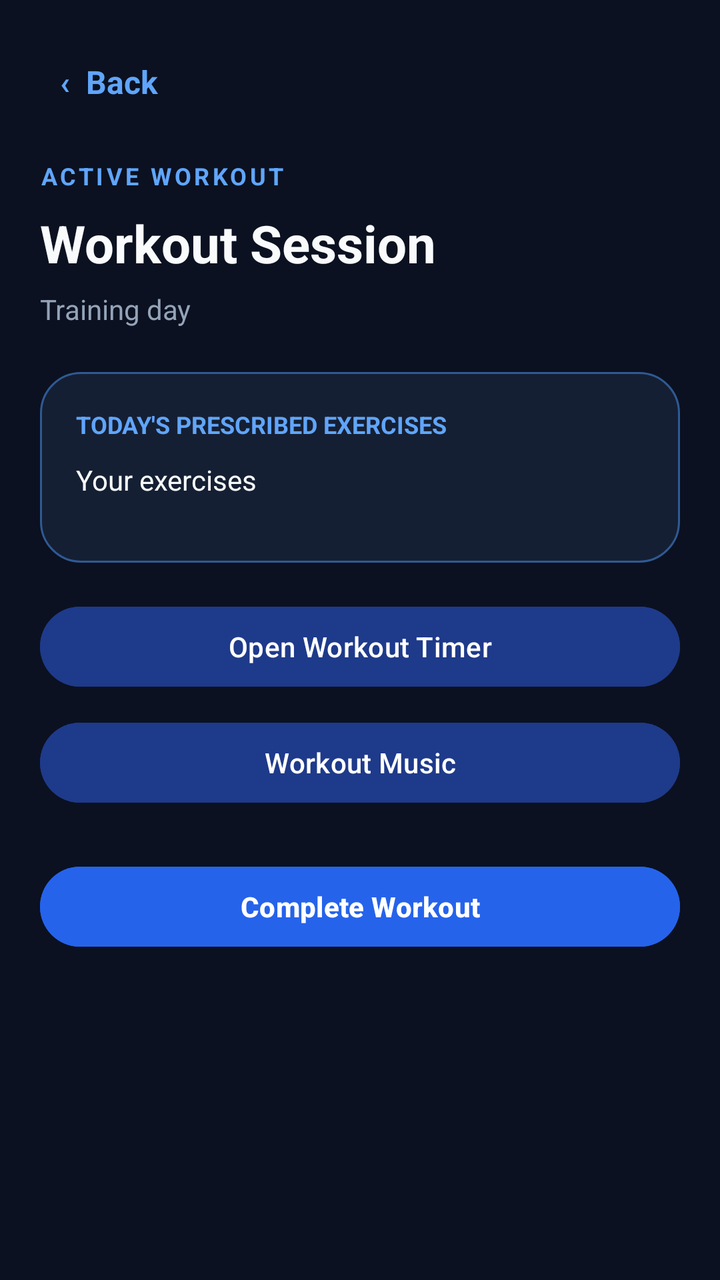
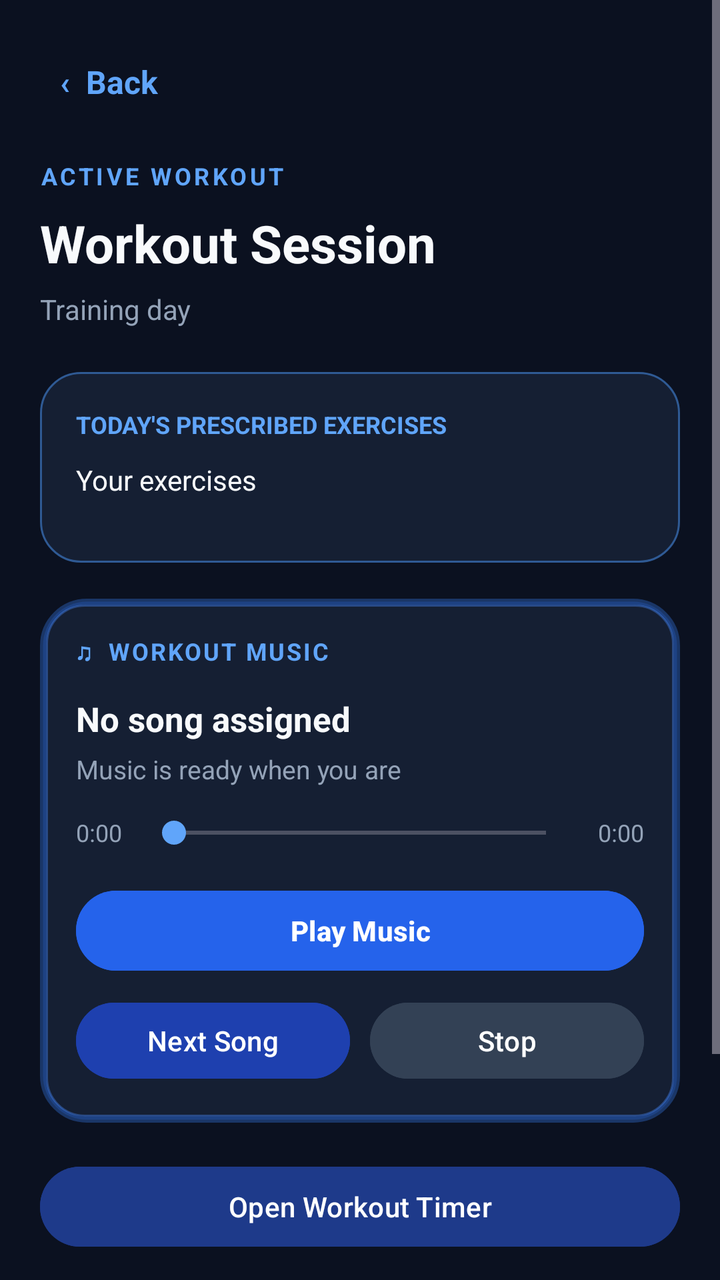

An Android layout rendered at two revisions. The XML below is the earlier revision; the diff shows what the commit changed to produce the second picture.
<!-- AndroidManifest.xml: application theme Theme.GymTrackerPro -->
<!-- res/layout/activity_active_workout.xml -->
<?xml version="1.0" encoding="utf-8"?>
<ScrollView xmlns:android="http://schemas.android.com/apk/res/android"
    android:layout_width="match_parent"
    android:layout_height="match_parent"
    android:background="#0B1120"
    android:fillViewport="true">

    <LinearLayout
        android:layout_width="match_parent"
        android:layout_height="wrap_content"
        android:orientation="vertical"
        android:padding="20dp">

        <TextView
            android:id="@+id/buttonBackActiveWorkout"
            android:layout_width="wrap_content"
            android:layout_height="wrap_content"
            android:padding="10dp"
            android:text="‹  Back"
            android:textColor="#60A5FA"
            android:textSize="16sp"
            android:textStyle="bold" />

        <TextView
            android:layout_width="match_parent"
            android:layout_height="wrap_content"
            android:layout_marginTop="18dp"
            android:text="ACTIVE WORKOUT"
            android:textColor="#60A5FA"
            android:textSize="12sp"
            android:textStyle="bold"
            android:letterSpacing="0.12" />

        <TextView
            android:id="@+id/textActiveWorkoutTitle"
            android:layout_width="match_parent"
            android:layout_height="wrap_content"
            android:layout_marginTop="8dp"
            android:text="Workout Session"
            android:textColor="#F8FAFC"
            android:textSize="26sp"
            android:textStyle="bold" />

        <TextView
            android:id="@+id/textActiveWorkoutDate"
            android:layout_width="match_parent"
            android:layout_height="wrap_content"
            android:layout_marginTop="6dp"
            android:text="Training day"
            android:textColor="#94A3B8"
            android:textSize="14sp" />

        <LinearLayout
            android:layout_width="match_parent"
            android:layout_height="wrap_content"
            android:layout_marginTop="22dp"
            android:background="@drawable/bg_card"
            android:orientation="vertical"
            android:padding="18dp">

            <TextView
                android:layout_width="match_parent"
                android:layout_height="wrap_content"
                android:text="TODAY'S PRESCRIBED EXERCISES"
                android:textColor="#60A5FA"
                android:textSize="12sp"
                android:textStyle="bold" />

            <TextView
                android:id="@+id/textActiveWorkoutProgress"
                android:layout_width="match_parent"
                android:layout_height="wrap_content"
                android:layout_marginTop="10dp"
                android:text="Your exercises"
                android:textColor="#F8FAFC"
                android:textSize="14sp" />

            <LinearLayout
                android:id="@+id/containerActiveExercises"
                android:layout_width="match_parent"
                android:layout_height="wrap_content"
                android:layout_marginTop="14dp"
                android:orientation="vertical" />

        </LinearLayout>

        <Button
            android:id="@+id/buttonOpenWorkoutTimer"
            android:layout_width="match_parent"
            android:layout_height="wrap_content"
            android:layout_marginTop="18dp"
            android:backgroundTint="#1E3A8A"
            android:text="Open Workout Timer"
            android:textColor="#FFFFFF" />

        <Button
            android:id="@+id/buttonWorkoutMusic"
            android:layout_width="match_parent"
            android:layout_height="wrap_content"
            android:layout_marginTop="10dp"
            android:backgroundTint="#1E3A8A"
            android:text="Workout Music"
            android:textColor="#FFFFFF" />

        <Button
            android:id="@+id/buttonCompleteWorkout"
            android:layout_width="match_parent"
            android:layout_height="wrap_content"
            android:layout_marginTop="24dp"
            android:backgroundTint="#2563EB"
            android:text="Complete Workout"
            android:textColor="#FFFFFF"
            android:textStyle="bold" />

    </LinearLayout>

</ScrollView>
<!-- resources referenced by this layout -->
<resources>
  <!-- drawable bg_card (drawable) -->
  <?xml version="1.0" encoding="utf-8"?>
  <shape xmlns:android="http://schemas.android.com/apk/res/android" android:shape="rectangle">
      <solid android:color="@color/gt_surface" />
      <corners android:radius="20dp" />
      <stroke android:width="1dp" android:color="@color/gt_stroke" />
  </shape>
  <style name="Theme.GymTrackerPro" parent="Base.Theme.GymTrackerPro" />
  <color name="gt_surface">#151F33</color>
  <color name="gt_stroke">#2F5A94</color>
  <style name="Base.Theme.GymTrackerPro" parent="Theme.Material3.Dark.NoActionBar">
          <item name="colorPrimary">@color/gt_blue</item>
          <item name="colorSurface">@color/gt_surface</item>
          <item name="android:windowBackground">@color/gt_background</item>
  
          
          <item name="android:statusBarColor">@color/gt_background</item>
          <item name="android:navigationBarColor">@color/gt_background</item>
          <item name="android:windowLightStatusBar">false</item>
      </style>
  <color name="gt_blue">#60A5FA</color>
  <color name="gt_background">#0B1120</color>
</resources>

<!-- the commit's change to res/layout/activity_active_workout.xml (unified diff, before → after) -->
@@ -84,6 +84,125 @@
 
         </LinearLayout>
 
+
+        
+        <LinearLayout
+            android:id="@+id/layoutActiveWorkoutMusic"
+            android:layout_width="match_parent"
+            android:layout_height="wrap_content"
+            android:layout_marginTop="18dp"
+            android:background="@drawable/bg_glow_card"
+            android:orientation="vertical"
+            android:padding="18dp">
+
+            <TextView
+                android:layout_width="match_parent"
+                android:layout_height="wrap_content"
+                android:text="♫  WORKOUT MUSIC"
+                android:textColor="#60A5FA"
+                android:textSize="12sp"
+                android:textStyle="bold"
+                android:letterSpacing="0.08" />
+
+            <TextView
+                android:id="@+id/textActiveMusicTitle"
+                android:layout_width="match_parent"
+                android:layout_height="wrap_content"
+                android:layout_marginTop="14dp"
+                android:text="No song assigned"
+                android:textColor="#F8FAFC"
+                android:textSize="17sp"
+                android:textStyle="bold" />
+
+            <TextView
+                android:id="@+id/textActiveMusicStatus"
+                android:layout_width="match_parent"
+                android:layout_height="wrap_content"
+                android:layout_marginTop="5dp"
+                android:text="Music is ready when you are"
+                android:textColor="#94A3B8"
+                android:textSize="13sp" />
+
+
+            <LinearLayout
+                android:layout_width="match_parent"
+                android:layout_height="wrap_content"
+                android:layout_marginTop="14dp"
+                android:orientation="horizontal"
+                android:gravity="center_vertical">
+
+                <TextView
+                    android:id="@+id/textActiveMusicElapsed"
+                    android:layout_width="wrap_content"
+                    android:layout_height="wrap_content"
+                    android:text="0:00"
+                    android:textColor="#94A3B8"
+                    android:textSize="12sp" />
+
+                <SeekBar
+                    android:id="@+id/seekActiveMusic"
+                    android:layout_width="0dp"
+                    android:layout_height="wrap_content"
+                    android:layout_weight="1"
+                    android:layout_marginStart="10dp"
+                    android:layout_marginEnd="10dp"
+                    android:max="100"
+                    android:progress="0"
+                    android:progressTint="#3B82F6"
+                    android:thumbTint="#60A5FA" />
+
+                <TextView
+                    android:id="@+id/textActiveMusicDuration"
+                    android:layout_width="wrap_content"
+                    android:layout_height="wrap_content"
+                    android:text="0:00"
+                    android:textColor="#94A3B8"
+                    android:textSize="12sp" />
+
+            </LinearLayout>
+
+
+            <Button
+                android:id="@+id/buttonActiveMusicPlayPause"
+                android:layout_width="match_parent"
+                android:layout_height="48dp"
+                android:layout_marginTop="16dp"
+                android:backgroundTint="#2563EB"
+                android:text="Play Music"
+                android:textColor="#FFFFFF"
+                android:textStyle="bold" />
+
+            <LinearLayout
+                android:layout_width="match_parent"
+                android:layout_height="wrap_content"
+                android:layout_marginTop="8dp"
+                android:orientation="horizontal">
+
+                <Button
+                    android:id="@+id/buttonActiveMusicNext"
+                    android:layout_width="0dp"
+                    android:layout_height="46dp"
+                    android:layout_weight="1"
+                    android:layout_marginEnd="5dp"
+                    android:backgroundTint="#1E40AF"
+                    android:text="Next Song"
+                    android:textColor="#FFFFFF" />
+
+                <Button
+                    android:id="@+id/buttonActiveMusicStop"
+                    android:layout_width="0dp"
+                    android:layout_height="46dp"
+                    android:layout_weight="1"
+                    android:layout_marginStart="5dp"
+                    android:backgroundTint="#334155"
+                    android:text="Stop"
+                    android:textColor="#FFFFFF" />
+
+            </LinearLayout>
+
+        </LinearLayout>
+
+
         <Button
             android:id="@+id/buttonOpenWorkoutTimer"
             android:layout_width="match_parent"
<!-- resource entries referenced after the edit -->
@@ -7,6 +7,39 @@
       <corners android:radius="20dp" />
       <stroke android:width="1dp" android:color="@color/gt_stroke" />
   </shape>
+  <!-- drawable bg_glow_card (drawable) -->
+  <?xml version="1.0" encoding="utf-8"?>
+  <layer-list xmlns:android="http://schemas.android.com/apk/res/android">
+  
+      
+      <item>
+          <shape android:shape="rectangle">
+              <corners android:radius="22dp" />
+              <solid android:color="#332563EB" />
+              <stroke
+                  android:width="3dp"
+                  android:color="#553B82F6" />
+          </shape>
+      </item>
+  
+      
+      <item
+          android:left="3dp"
+          android:top="3dp"
+          android:right="3dp"
+          android:bottom="3dp">
+  
+          <shape android:shape="rectangle">
+              <corners android:radius="19dp" />
+              <solid android:color="#151F33" />
+              <stroke
+                  android:width="1dp"
+                  android:color="#604F8FFF" />
+          </shape>
+  
+      </item>
+  
+  </layer-list>
   <style name="Theme.GymTrackerPro" parent="Base.Theme.GymTrackerPro" />
   <color name="gt_surface">#151F33</color>
   <color name="gt_stroke">#2F5A94</color>
